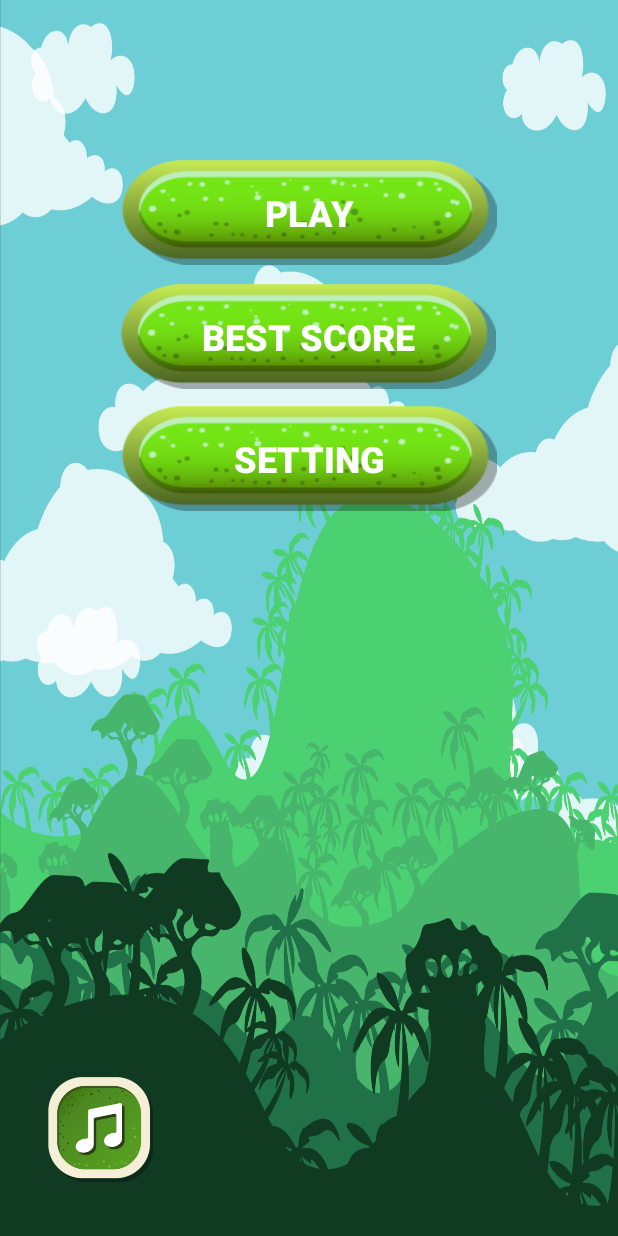
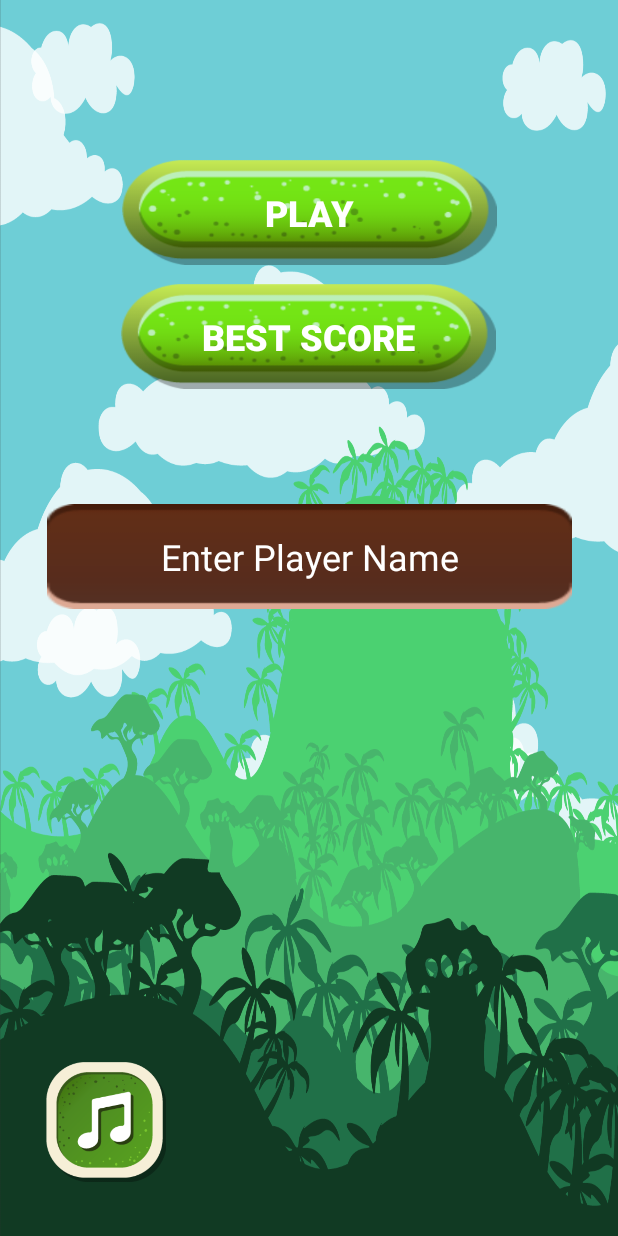
Before and after one commit to SuperSandBot/FrogGame, an Android app: the screen it shows after launch (MainActivity), on a phone screen of 412 x 824 dp. Run offline under Robolectric (Android 15) with nearby library versions, the phone set to English and light mode, and no system bars.

Commit message:
hoan thanh database sqlite

```diff
--- a/app/build.gradle
+++ b/app/build.gradle
@@ -29,6 +29,8 @@ android {
 
 dependencies {
 
+    //noinspection GradleCompatible,GradleCompatible
+    implementation 'com.android.support:design:28.0.0'
     implementation 'androidx.appcompat:appcompat:1.3.1'
     implementation 'com.google.android.material:material:1.4.0'
     implementation 'androidx.constraintlayout:constraintlayout:2.1.1'
--- /dev/null
+++ b/app/src/main/java/com/example/froggame/DataHelper.java
@@ -0,0 +1,34 @@
+package com.example.froggame;
+
+import android.database.sqlite.SQLiteDatabase;
+import android.database.sqlite.SQLiteOpenHelper;
+import android.content.Context;
+
+public class DataHelper extends SQLiteOpenHelper {
+    public static final String key_id = "id";
+    public static final String table_name = "Player_Best_Score";
+    public static final String key_name = "Player_Name";
+    public static final String key_score = "Best_Score";
+    public static final String db_name = "froggame.db";
+    public static final int version = 1;
+    public static final String create_score_table = "CREATE TABLE " + table_name +
+            "(" + key_id + " INTEGER PRIMARY KEY AUTOINCREMENT, "
+            + key_name + " TEXT , "
+            + key_score+ " INTEGER );";
+    private static final String drop_score_table = "DROP TABLE IF EXISTS " + table_name;
+
+    public DataHelper(Context context) {
+        super(context, db_name, null, version);
+    }
+
+    @Override
+    public void onCreate(SQLiteDatabase sqLiteDatabase) {
+        sqLiteDatabase.execSQL(create_score_table);
+    }
+
+    @Override
+    public void onUpgrade(SQLiteDatabase sqLiteDatabase, int i, int i1) {
+        sqLiteDatabase.execSQL(drop_score_table);
+        onCreate(sqLiteDatabase);
+    }
+}
--- /dev/null
+++ b/app/src/main/java/com/example/froggame/DataSource.java
@@ -0,0 +1,88 @@
+package com.example.froggame;
+
+import android.content.ContentValues;
+import android.content.Context;
+import android.database.Cursor;
+import android.database.SQLException;
+import android.database.sqlite.SQLiteDatabase;
+import android.util.Log;
+
+import java.util.ArrayList;
+import java.util.List;
+
+public class DataSource {
+    private SQLiteDatabase database;
+    private final DataHelper dbHelper;
+    private final String[] allColumns = {DataHelper.key_id, DataHelper.key_name, DataHelper.key_score};
+    private static DataSource INSTANCE = null;
+
+    private DataSource(Context context){
+        dbHelper = new DataHelper(context);
+    }
+
+    public static DataSource getInstance(Context context){
+        if (INSTANCE == null){
+            INSTANCE = new DataSource(context);
+            INSTANCE.open();
+        }
+        return INSTANCE;
+    }
+
+    public void open() throws SQLException {
+        database = dbHelper.getWritableDatabase();
+    }
+
+    public void close(){
+        dbHelper.close();
+    }
+
+    public void addPlayer(PlayerScore player) {
+        ContentValues values = new ContentValues();
+        values.put(DataHelper.key_name, player.getPlayerName());
+        values.put(DataHelper.key_score, player.getBestScore());
+
+        database.insert(DataHelper.table_name, null, values);
+    }
+
+    public PlayerScore getPlayer(String playerName) {
+
+        try (Cursor cursor = database.query(DataHelper.table_name, null, DataHelper.key_name + " = ?",
+                new String[] { String.valueOf(playerName) },null, null, null)){
+            if(cursor == null || cursor.getCount() <= 0)
+                return null;
+            cursor.moveToFirst();
+            return new PlayerScore(cursor.getString(1), cursor.getInt(2));
+        }
+    }
+
+    public List<PlayerScore> getAllPlayer() {
+        List<PlayerScore>  playerScoreList = new ArrayList<>();
+        Cursor cursor = database.query(DataHelper.table_name, allColumns,
+                null, null, null, null,null );
+        if (cursor == null)
+            return null;
+        cursor.moveToFirst();
+        while (!cursor.isAfterLast()){
+            PlayerScore playerScore = cursorToPlayerScore(cursor);
+            playerScoreList.add(playerScore);
+            cursor.moveToNext();
+        }
+        cursor.close();
+        return playerScoreList;
+    }
+
+    private PlayerScore cursorToPlayerScore(Cursor cursor){
+        PlayerScore playerScore = new PlayerScore();
+        playerScore.setPlayerName(cursor.getString(1));
+        playerScore.setBestScore(cursor.getInt(2));
+        return playerScore;
+    }
+
+    public void updatePlayerScore(PlayerScore playerScore) {
+        ContentValues values = new ContentValues();
+        values.put(DataHelper.key_score, playerScore.getBestScore());
+
+        database.update(DataHelper.table_name, values, DataHelper.key_name + " = ?",
+                new String[]{String.valueOf(playerScore.getPlayerName())});
+    }
+}
--- a/app/src/main/java/com/example/froggame/MainActivity.java
+++ b/app/src/main/java/com/example/froggame/MainActivity.java
@@ -1,38 +1,45 @@
 package com.example.froggame;
 
 import androidx.appcompat.app.AppCompatActivity;
-
-import android.content.Intent;
 import android.media.MediaParser;
 import android.media.MediaPlayer;
+import android.content.Intent;
 import android.os.Bundle;
 import android.view.View;
 import android.view.WindowManager;
 import android.widget.Button;
+import android.widget.EditText;
 
 public class MainActivity extends AppCompatActivity {
-     private MediaPlayer backgroundMusic;
-     boolean soundCheck = false;
+    private MediaPlayer backgroundMusic;
+    boolean soundCheck = false;
+    DataSource dataSource;
+
     @Override
     protected void onCreate(Bundle savedInstanceState) {
         super.onCreate(savedInstanceState);
         this.getWindow().setFlags(WindowManager.LayoutParams.FLAG_FULLSCREEN,WindowManager.LayoutParams.FLAG_FULLSCREEN);
         setContentView(R.layout.activity_main);
-        Intent intent = new Intent(this, LoginActivity.class);
-        Intent intentSetting = new Intent( this, SettingActivity.class);
+        Intent intentGame = new Intent(this, GameActivity.class);
+        Intent intentScore = new Intent(this, ScoreActivity.class);
 
+        EditText edtPlayerName = findViewById(R.id.edtPlayerName);
+        Button btnScore = findViewById(R.id.btnBestScore);
         Button btnSound = findViewById(R.id.btnSound);
         Button btnPlay = findViewById(R.id.btnPlay);
-        Button btnSetting = findViewById(R.id.btnSetting);
 
-        btnSetting.setOnClickListener(new View.OnClickListener() {
+        backgroundMusic=MediaPlayer.create(this,R.raw.nhac);
+        backgroundMusic.setLooping(true);
+
+
+
+        btnScore.setOnClickListener(new View.OnClickListener() {
             @Override
             public void onClick(View view) {
-                startActivity(intentSetting);
+                startActivity(intentScore);
             }
         });
-        backgroundMusic=MediaPlayer.create(this,R.raw.nhac);
-        backgroundMusic.setLooping(true);
+
         btnSound.setOnClickListener(new View.OnClickListener() {
             @Override
             public void onClick(View view) {
@@ -52,24 +59,41 @@ public class MainActivity extends AppCompatActivity {
 
             }
         });
+
         btnPlay.setOnClickListener(new View.OnClickListener() {
             @Override
             public void onClick(View view) {
-                startActivity(intent);
+                PlayerScore player = dataSource.getPlayer(String.valueOf(edtPlayerName.getText()));
+
+                if (player == null) {
+                    PlayerScore newPlayer = new PlayerScore();
+                    newPlayer.setPlayerName(String.valueOf(edtPlayerName.getText()));
+                    newPlayer.setBestScore(0);
+                    dataSource.addPlayer(newPlayer);
+                }
+                startActivity(intentGame);
             }
         });
     }
-
     @Override
     protected void onStart() {
         super.onStart();
-        /*if(!backgroundMusic.isPlaying()){
+        dataSource = DataSource.getInstance(this);
+        dataSource.open();
+        if(!backgroundMusic.isPlaying()){
             backgroundMusic.start();
-        }*/
+        }
     }
     @Override
     protected void onStop() {
         super.onStop();
         backgroundMusic.pause();
     }
+
+    @Override
+    protected void onDestroy() {
+        if (dataSource != null)
+            dataSource.close();
+        super.onDestroy();
+    }
 }
--- a/app/src/main/res/layout/activity_main.xml
+++ b/app/src/main/res/layout/activity_main.xml
@@ -44,28 +44,30 @@
         app:layout_constraintTop_toTopOf="parent"
         app:layout_constraintVertical_bias="0.894" />
 
-    <Button
-        android:id="@+id/btnSetting"
-        android:layout_width="250dp"
+    <EditText
+        android:id="@+id/edtPlayerName"
+        android:layout_width="350dp"
         android:layout_height="70dp"
-        android:background="@drawable/btn"
-        android:fontFamily="sans-serif-black"
-        android:text="Setting"
-        android:textAllCaps="true"
+        android:layout_marginBottom="340dp"
+        android:background="@drawable/table"
+        android:hint="Enter Player Name"
+        android:textAlignment="center"
         android:textColor="@color/white"
+        android:textColorHighlight="@color/white"
+        android:textColorHint="@color/white"
+        android:textColorLink="@color/white"
         android:textSize="24sp"
-        android:textStyle="bold"
         app:layout_constraintBottom_toBottomOf="parent"
         app:layout_constraintEnd_toEndOf="parent"
-        app:layout_constraintHorizontal_bias="0.502"
+        app:layout_constraintHorizontal_bias="0.508"
         app:layout_constraintStart_toStartOf="parent"
         app:layout_constraintTop_toBottomOf="@+id/btnBestScore"
-        app:layout_constraintVertical_bias="0.023" />
+        app:layout_constraintVertical_bias="0.494" />
 
     <Button
         android:id="@+id/btnSound"
-        android:layout_width="70dp"
-        android:layout_height="70dp"
+        android:layout_width="80dp"
+        android:layout_height="80dp"
         android:layout_marginBottom="36dp"
         android:background="@drawable/sound"
         app:layout_constraintBottom_toBottomOf="parent"
--- a/app/src/main/res/values/strings.xml
+++ b/app/src/main/res/values/strings.xml
@@ -1,3 +1,4 @@
 <resources>
     <string name="app_name">FrogGame</string>
+    <string name="enter_your_name">Enter Your Name</string>
 </resources>
```
Also changed, not shown: app/src/main/AndroidManifest.xml (+6 -7 lines), app/src/main/java/com/example/froggame/LoginActivity.java (deleted, +0 -39 lines), app/src/main/java/com/example/froggame/PlayerScore.java (added, +28 -0 lines), app/src/main/java/com/example/froggame/ScoreActivity.java (added, +38 -0 lines), app/src/main/java/com/example/froggame/ScoreAdapter.java (added, +44 -0 lines), app/src/main/java/com/example/froggame/SettingActivity.java (deleted, +0 -14 lines), app/src/main/res/layout/activity_login.xml (deleted, +0 -54 lines), app/src/main/res/layout/activity_score.xml (added, +44 -0 lines), app/src/main/res/layout/activity_setting.xml (deleted, +0 -8 lines), app/src/main/res/layout/customlayout.xml (added, +18 -0 lines), app/src/main/res/xml/activity_score_scene.xml (added, +19 -0 lines).
